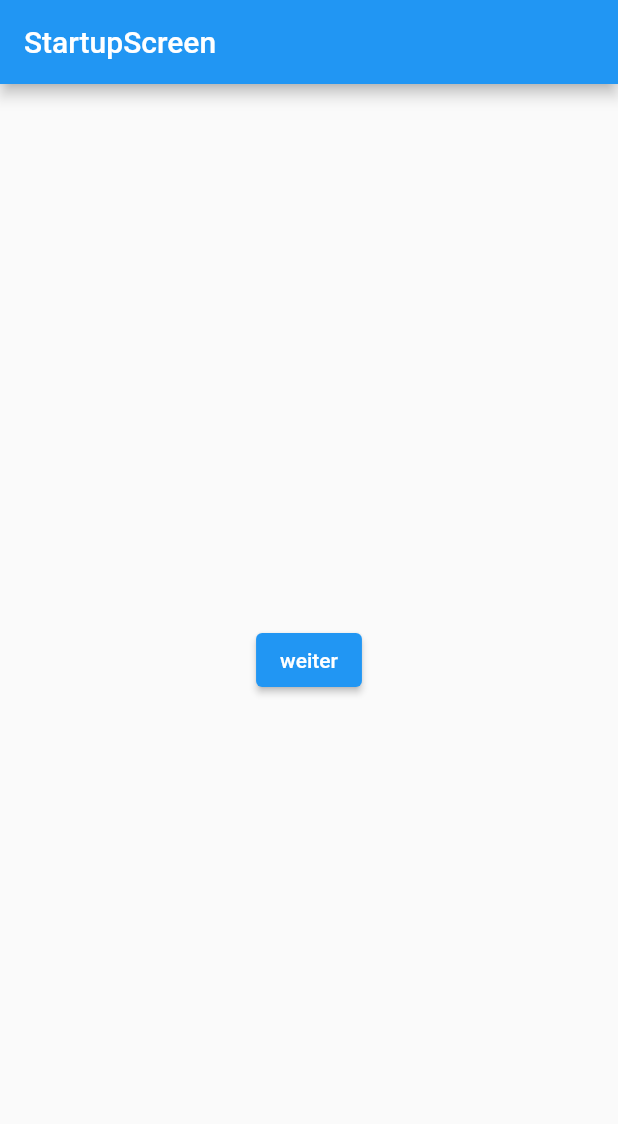
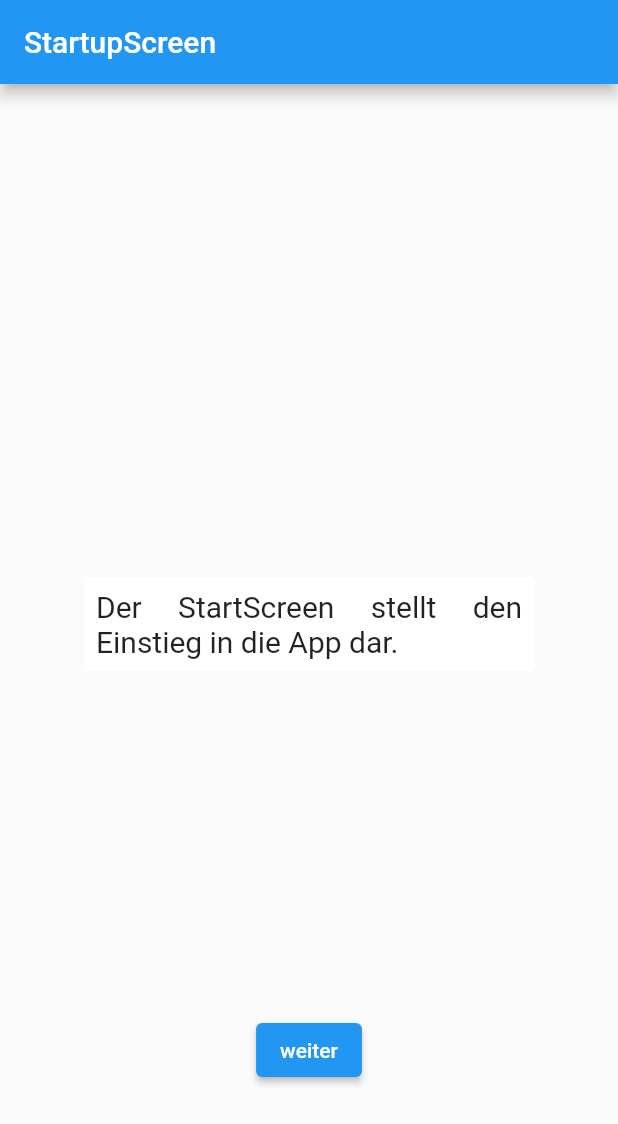
Before and after one commit to drmilde/getx_api_app, a Flutter app: the screen it shows after launch, on a phone screen of 412 x 824 dp. Shown: the top 1124 px of the screen. Run offline on Flutter 3.47's test engine with Material 2 defaults, Android fonts, the phone set to English and light mode, and no system bars; our stand-ins replace get, google_fonts.

Commit message:
GoogleFonts eingebaut

```diff
--- a/lib/screens/startup_screen.dart
+++ b/lib/screens/startup_screen.dart
@@ -1,6 +1,6 @@
 import 'package:flutter/material.dart';
-import 'package:getx_api_app/screens/home_screen.dart';
 import 'package:getx_api_app/screens/loader_screen.dart';
+import 'package:getx_api_app/widgets/text_widget.dart';
 
 class StartupScreen extends StatelessWidget {
   const StartupScreen({Key? key}) : super(key: key);
@@ -12,16 +12,38 @@ class StartupScreen extends StatelessWidget {
         title: Text("StartupScreen"),
       ),
       body: Center(
-        child: Container(
-          child: ElevatedButton(
-            child: Text("weiter"),
-            onPressed: () {
-              Navigator.of(context)
-                  .push(MaterialPageRoute(builder: (context) => LoaderScreen()));
-            },
-          ),
+        child: Column(
+          crossAxisAlignment: CrossAxisAlignment.center,
+          children: [
+            _space100(),
+            Expanded(
+                child: Center(
+              child: TextWidget(
+                  "Der StartScreen stellt den Einstieg in die App dar. "),
+            )),
+            _weiter(context),
+            _space100(),
+          ],
         ),
       ),
     );
   }
+
+  Widget _space100() {
+    return SizedBox(
+      height: 100,
+    );
+  }
+
+  Widget _weiter(BuildContext context) {
+    return Container(
+      child: ElevatedButton(
+        child: Text("weiter"),
+        onPressed: () {
+          Navigator.of(context)
+              .push(MaterialPageRoute(builder: (context) => LoaderScreen()));
+        },
+      ),
+    );
+  }
 }
--- /dev/null
+++ b/lib/widgets/text_widget.dart
@@ -0,0 +1,23 @@
+import 'package:flutter/material.dart';
+import 'package:google_fonts/google_fonts.dart';
+
+class TextWidget extends StatelessWidget {
+  String? text;
+
+  TextWidget(this.text, {Key? key}) : super(key: key);
+
+  @override
+  Widget build(BuildContext context) {
+    return Container(
+        width: 300,
+        color: Colors.white,
+        child: Padding(
+          padding: const EdgeInsets.all(8.0),
+          child: Text(text!,
+              textAlign: TextAlign.justify,
+              style: GoogleFonts.aBeeZee(
+                fontSize: 20,
+              )),
+        ));
+  }
+}
--- a/pubspec.yaml
+++ b/pubspec.yaml
@@ -38,6 +38,7 @@ dependencies:
   flutter_staggered_grid_view: ^0.4.1
   http: ^0.13.4
   shared_preferences: ^2.0.8
+  google_fonts: ^2.1.0
 
 dev_dependencies:
   flutter_test:
```
Also changed, not shown: pubspec.lock.
